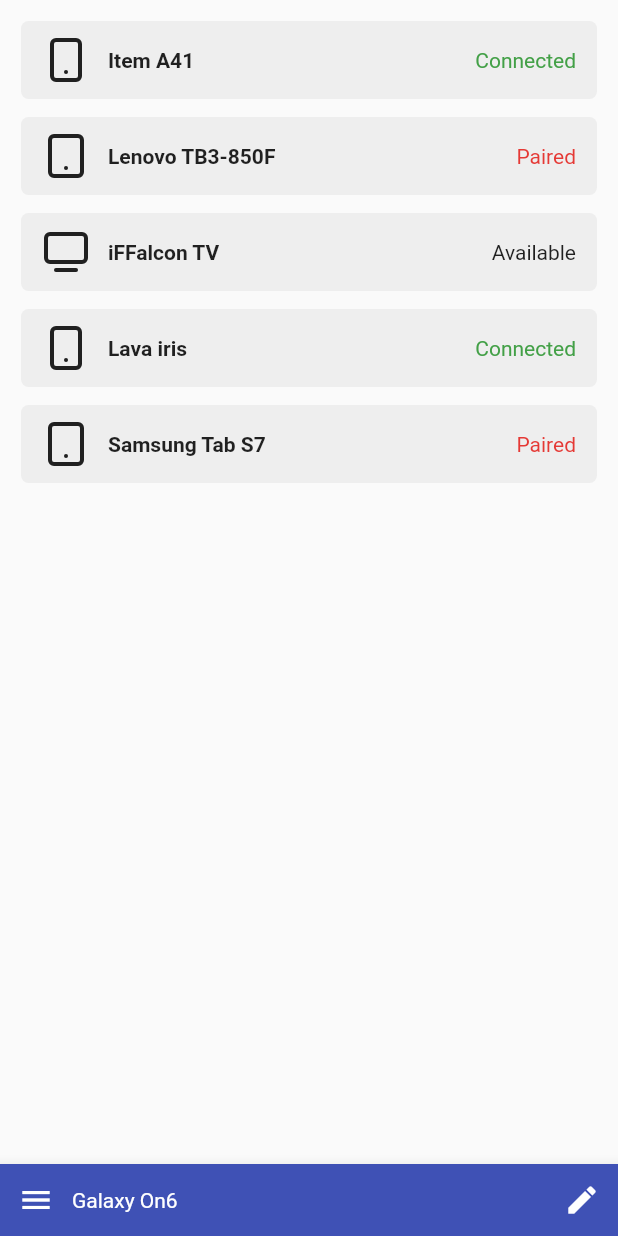
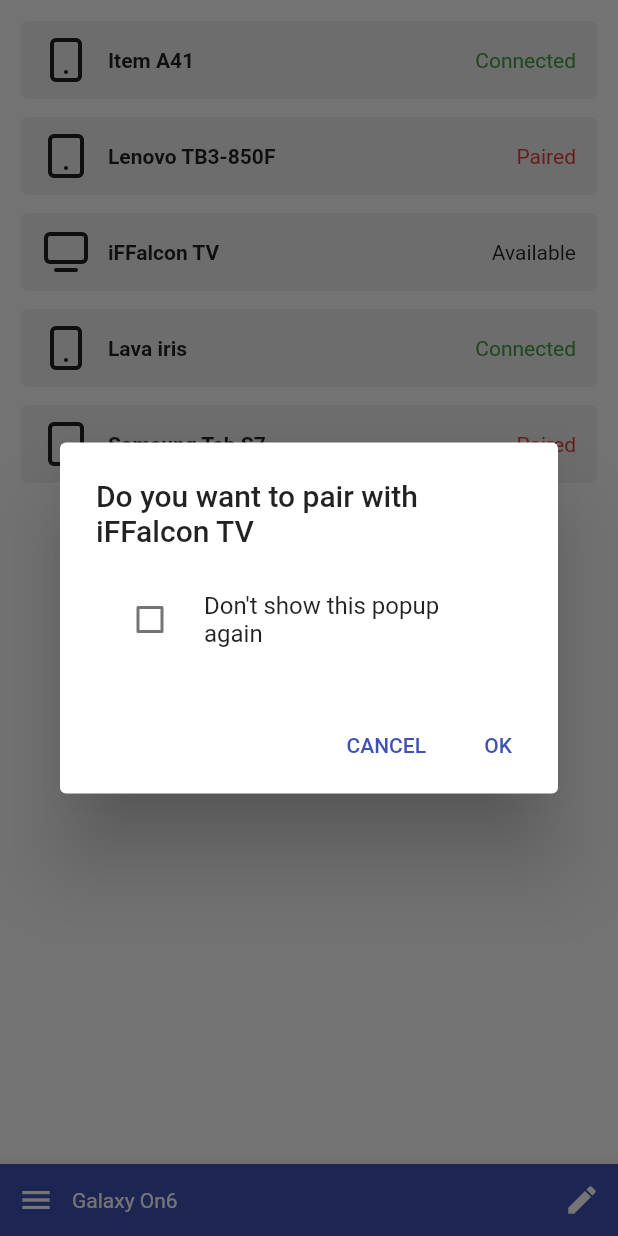
Before and after one commit to prateekmedia/psconnect, a Flutter app: the screen it shows after launch, after a tap on "iFFalcon TV", on a phone screen of 412 x 824 dp. Run offline on Flutter 3.47's test engine with Material 2 defaults, Android fonts, the phone set to English and light mode, and no system bars; our stand-ins replace lucide_icons.

Commit message:
Add popups for device pairing and rename Improve color palette for dark theme

```diff
--- a/lib/main.dart
+++ b/lib/main.dart
@@ -1,6 +1,7 @@
 import 'package:flutter/material.dart';
-import 'package:lucide_icons/lucide_icons.dart';
+
 import 'package:psconnect/utils/utils.dart';
+import 'package:psconnect/screens/screens.dart';
 
 void main() {
   runApp(const MyApp());
@@ -13,174 +14,21 @@ class MyApp extends StatelessWidget {
   Widget build(BuildContext context) {
     return MaterialApp(
       theme: ThemeData(
+        colorScheme: ColorScheme.fromSwatch(
+          primarySwatch: Colors.indigo,
+        ),
         primarySwatch: Colors.indigo,
       ),
       darkTheme: ThemeData(
-        brightness: Brightness.dark,
-        primarySwatch: Colors.indigo,
+        colorScheme: ColorScheme.fromSwatch(
+          brightness: Brightness.dark,
+          primarySwatch: Colors.indigo[300]!.materialColor,
+        ),
+        primarySwatch: Colors.indigo[300]!.materialColor,
       ),
-      themeMode: ThemeMode.system,
+      themeMode: ThemeMode.light,
       debugShowCheckedModeBanner: false,
-      home: const MyHomePage(),
+      home: const Home(),
     );
   }
 }
-
-class MyHomePage extends StatefulWidget {
-  const MyHomePage({Key? key}) : super(key: key);
-
-  @override
-  State<MyHomePage> createState() => _MyHomePageState();
-}
-
-class _MyHomePageState extends State<MyHomePage> {
-  int devices = 5;
-
-  @override
-  Widget build(BuildContext context) {
-    return Scaffold(
-      body: devices != 0
-          ? const RenderDevices()
-          : Center(
-              child: Column(
-                mainAxisAlignment: MainAxisAlignment.center,
-                children: const <Widget>[
-                  Text(
-                    'No Devices found.',
-                  ),
-                ],
-              ),
-            ),
-      bottomNavigationBar: BottomAppBar(
-        // shape: NotchedShape(),
-        color: context.primaryColor,
-        child: IconTheme(
-          data: IconThemeData(color: Theme.of(context).colorScheme.onPrimary),
-          child: Row(
-            children: <Widget>[
-              IconButton(
-                tooltip: 'Open navigation menu',
-                icon: const Icon(Icons.menu),
-                onPressed: () {},
-              ),
-              const Text(
-                "Galaxy On6",
-                style: TextStyle(color: Colors.white),
-              ),
-              const Spacer(),
-              IconButton(
-                tooltip: 'Edit',
-                icon: const Icon(Icons.edit),
-                onPressed: () {},
-              ),
-            ],
-          ),
-        ),
-      ),
-    );
-  }
-}
-
-class RenderDevices extends StatelessWidget {
-  const RenderDevices({
-    Key? key,
-  }) : super(key: key);
-
-  @override
-  Widget build(BuildContext context) {
-    List<String> devices = [
-      "Item A41",
-      "Lenovo TB3-850F",
-      "iFFalcon TV",
-      "Lava iris",
-      "Samsung Tab S7",
-    ];
-
-    Map<String, Color?> status = {
-      "Connected": context.successColor,
-      "Paired": context.warningColor,
-      "Available": null,
-      "Pairing": null,
-    };
-
-    int connectionStatus(index) => index % 3;
-
-    void onDeviceTap(int index) {
-      if (connectionStatus(index) == 2) {
-        debugPrint("Pair");
-      } else if (connectionStatus(index) == 1) {
-        debugPrint("Open paired device settings");
-      } else if (connectionStatus(index) == 0) {
-        debugPrint("Open connected device settings");
-      } else {
-        return;
-      }
-    }
-
-    return SingleChildScrollView(
-      padding: const EdgeInsets.fromLTRB(8, 8, 8, 0),
-      child: context.width >= mobileBreakpoint
-          ? Wrap(
-              children: [
-                for (var index in List.generate(5, (index) => index))
-                  GestureDetector(
-                    onTap: () => onDeviceTap(index),
-                    child: Container(
-                      padding: const EdgeInsets.symmetric(horizontal: 14, vertical: 10),
-                      margin: const EdgeInsets.all(6),
-                      decoration: BoxDecoration(
-                        color: context.backgroundColor,
-                        borderRadius: BorderRadius.circular(5),
-                      ),
-                      child: Column(
-                        children: [
-                          Icon([LucideIcons.smartphone, LucideIcons.tablet, LucideIcons.tv2][index % 3], size: 40),
-                          const SizedBox(height: 10),
-                          Text(
-                            devices[index],
-                            style: const TextStyle(fontWeight: FontWeight.bold),
-                          ),
-                          Text(
-                            status.keys.elementAt(connectionStatus(index)),
-                            style: TextStyle(color: status.values.elementAt(connectionStatus(index))),
-                          ),
-                        ],
-                      ),
-                    ),
-                  ),
-              ],
-            )
-          : Column(
-              children: [
-                for (var index in List.generate(5, (index) => index))
-                  GestureDetector(
-                    onTap: () => onDeviceTap(index),
-                    child: Container(
-                      padding: const EdgeInsets.symmetric(horizontal: 14, vertical: 10),
-                      margin: const EdgeInsets.all(6),
-                      decoration: BoxDecoration(
-                        color: context.backgroundColor,
-                        borderRadius: BorderRadius.circular(5),
-                      ),
-                      child: Row(
-                        children: [
-                          Icon([LucideIcons.smartphone, LucideIcons.tablet, LucideIcons.tv2][index % 3], size: 32),
-                          const SizedBox(width: 12),
-                          Text(
-                            devices[index],
-                            style: const TextStyle(fontWeight: FontWeight.bold),
-                          ),
-                          const Spacer(),
-                          Text(
-                            status.keys.elementAt(connectionStatus(index)),
-                            style: TextStyle(color: status.values.elementAt(connectionStatus(index))),
-                          ),
-                        ],
-                      ),
-                    ),
-                  ),
-              ],
-            ),
-    );
-  }
-}
--- /dev/null
+++ b/lib/screens/home/home.dart
@@ -0,0 +1,92 @@
+import 'package:flutter/material.dart';
+
+import 'package:psconnect/utils/utils.dart';
+import 'package:psconnect/widgets/widgets.dart';
+
+class Home extends StatefulWidget {
+  const Home({Key? key}) : super(key: key);
+
+  @override
+  State<Home> createState() => _HomeState();
+}
+
+class _HomeState extends State<Home> {
+  int devices = 5;
+
+  @override
+  Widget build(BuildContext context) {
+    ValueNotifier<String> deviceName = ValueNotifier("Galaxy On6");
+
+    return Scaffold(
+      body: devices != 0
+          ? const RenderDevices()
+          : Center(
+              child: Column(
+                mainAxisAlignment: MainAxisAlignment.center,
+                children: const <Widget>[
+                  Text(
+                    'No Devices found.',
+                  ),
+                ],
+              ),
+            ),
+      bottomNavigationBar: BottomAppBar(
+        color: context.primaryColor,
+        child: IconTheme(
+          data: IconThemeData(color: Theme.of(context).colorScheme.onPrimary),
+          child: Row(
+            children: <Widget>[
+              IconButton(
+                tooltip: 'Open navigation menu',
+                icon: const Icon(Icons.menu),
+                onPressed: () {},
+              ),
+              ValueListenableBuilder<String>(
+                  valueListenable: deviceName,
+                  builder: (_, val, __) => Text(
+                        val,
+                        style: const TextStyle(color: Colors.white),
+                      )),
+              const Spacer(),
+              IconButton(
+                tooltip: 'Edit',
+                icon: const Icon(Icons.edit),
+                onPressed: () {
+                  final nameController = TextEditingController(text: deviceName.value);
+                  submit() {
+                    if (nameController.text.isNotEmpty) {
+                      deviceName.value = nameController.text;
+                    }
+                    context.pop();
+                  }
+
+                  showDialog(
+                    context: context,
+                    builder: (ctx) => AlertDialog(
+                      title: const Text("Device Name"),
+                      content: TextField(
+                        autofocus: true,
+                        controller: nameController,
+                        onSubmitted: (_) => submit(),
+                      ),
+                      actions: [
+                        TextButton(
+                          onPressed: context.pop,
+                          child: const Text("CANCEL"),
+                        ),
+                        TextButton(
+                          onPressed: submit,
+                          child: const Text("OK"),
+                        ),
+                      ],
+                    ),
+                  );
+                },
+              ),
+            ],
+          ),
+        ),
+      ),
+    );
+  }
+}
--- /dev/null
+++ b/lib/screens/screens.dart
@@ -0,0 +1,2 @@
+/// Home Screen
+export 'home/home.dart';
--- a/lib/utils/extensions/context.dart
+++ b/lib/utils/extensions/context.dart
@@ -5,6 +5,7 @@ extension ContextExtension on BuildContext {
   ThemeData get theme => Theme.of(this);
   bool get isDark => Theme.of(this).brightness == Brightness.dark;
   double get width => MediaQuery.of(this).size.width;
+  void pop<T>([T? result]) => Navigator.of(this).pop<T>(result);
 
   // Color Related Extensions
   Color get primaryColor => theme.primaryColor;
--- a/lib/utils/utils.dart
+++ b/lib/utils/utils.dart
@@ -2,4 +2,5 @@
 export 'constants/constants.dart';
 
 // Extensions
+export 'extensions/color.dart';
 export 'extensions/context.dart';
--- /dev/null
+++ b/lib/widgets/home/render_devices.dart
@@ -0,0 +1,137 @@
+import 'package:flutter/material.dart';
+import 'package:lucide_icons/lucide_icons.dart';
+import 'package:psconnect/utils/utils.dart';
+
+class RenderDevices extends StatelessWidget {
+  const RenderDevices({
+    Key? key,
+  }) : super(key: key);
+
+  @override
+  Widget build(BuildContext context) {
+    List<String> devices = [
+      "Item A41",
+      "Lenovo TB3-850F",
+      "iFFalcon TV",
+      "Lava iris",
+      "Samsung Tab S7",
+    ];
+
+    Map<String, Color?> status = {
+      "Connected": context.successColor,
+      "Paired": context.warningColor,
+      "Available": null,
+      "Pairing": null,
+    };
+
+    int connectionStatus(index) => index % 3;
+
+    void onDeviceTap(int index) {
+      if (connectionStatus(index) == 2) {
+        showDialog(
+          context: context,
+          builder: (ctx) {
+            ValueNotifier<bool> isRemebered = ValueNotifier(false);
+
+            return AlertDialog(
+              title: Text("Do you want to pair with ${devices[index]}"),
+              content: ValueListenableBuilder<bool>(
+                  valueListenable: isRemebered,
+                  builder: (_, value, __) {
+                    return CheckboxListTile(
+                      autofocus: true,
+                      controlAffinity: ListTileControlAffinity.leading,
+                      onChanged: (val) => isRemebered.value = val!,
+                      title: const Text("Don't show this popup again"),
+                      value: value,
+                    );
+                  }),
+              actions: [
+                TextButton(
+                  onPressed: context.pop,
+                  child: const Text("CANCEL"),
+                ),
+                TextButton(
+                  onPressed: context.pop,
+                  child: const Text("OK"),
+                ),
+              ],
+            );
+          },
+        );
+      } else if (connectionStatus(index) == 1) {
+        debugPrint("Open paired device settings");
+      } else if (connectionStatus(index) == 0) {
+        debugPrint("Open connected device settings");
+      } else {
+        return;
+      }
+    }
+
+    return SingleChildScrollView(
+      padding: const EdgeInsets.fromLTRB(8, 8, 8, 0),
+      child: context.width >= mobileBreakpoint
+          ? Wrap(
+              children: [
+                for (var index in List.generate(5, (index) => index))
+                  GestureDetector(
+                    onTap: () => onDeviceTap(index),
+                    child: Container(
+                      padding: const EdgeInsets.symmetric(horizontal: 14, vertical: 10),
+                      margin: const EdgeInsets.all(6),
+                      decoration: BoxDecoration(
+                        color: context.backgroundColor,
+                        borderRadius: BorderRadius.circular(5),
+                      ),
+                      child: Column(
+                        children: [
+                          Icon([LucideIcons.smartphone, LucideIcons.tablet, LucideIcons.tv2][index % 3], size: 40),
+                          const SizedBox(height: 10),
+                          Text(
+                            devices[index],
+                            style: const TextStyle(fontWeight: FontWeight.bold),
+                          ),
+                          Text(
+                            status.keys.elementAt(connectionStatus(index)),
+                            style: TextStyle(color: status.values.elementAt(connectionStatus(index))),
+                          ),
+                        ],
+                      ),
+                    ),
+                  ),
+              ],
+            )
+          : Column(
+              children: [
+                for (var index in List.generate(5, (index) => index))
+                  GestureDetector(
+                    onTap: () => onDeviceTap(index),
+                    child: Container(
+                      padding: const EdgeInsets.symmetric(horizontal: 14, vertical: 10),
+                      margin: const EdgeInsets.all(6),
+                      decoration: BoxDecoration(
+                        color: context.backgroundColor,
+                        borderRadius: BorderRadius.circular(5),
+                      ),
+                      child: Row(
+                        children: [
+                          Icon([LucideIcons.smartphone, LucideIcons.tablet, LucideIcons.tv2][index % 3], size: 32),
+                          const SizedBox(width: 12),
+                          Text(
+                            devices[index],
+                            style: const TextStyle(fontWeight: FontWeight.bold),
+                          ),
+                          const Spacer(),
+                          Text(
+                            status.keys.elementAt(connectionStatus(index)),
+                            style: TextStyle(color: status.values.elementAt(connectionStatus(index))),
+                          ),
+                        ],
+                      ),
+                    ),
+                  ),
+              ],
+            ),
+    );
+  }
+}
--- /dev/null
+++ b/lib/widgets/widgets.dart
@@ -0,0 +1,2 @@
+/// Home Screen Widgets
+export 'home/render_devices.dart';
```
Also changed, not shown: lib/utils/extensions/color.dart (added, +16 -0 lines).
